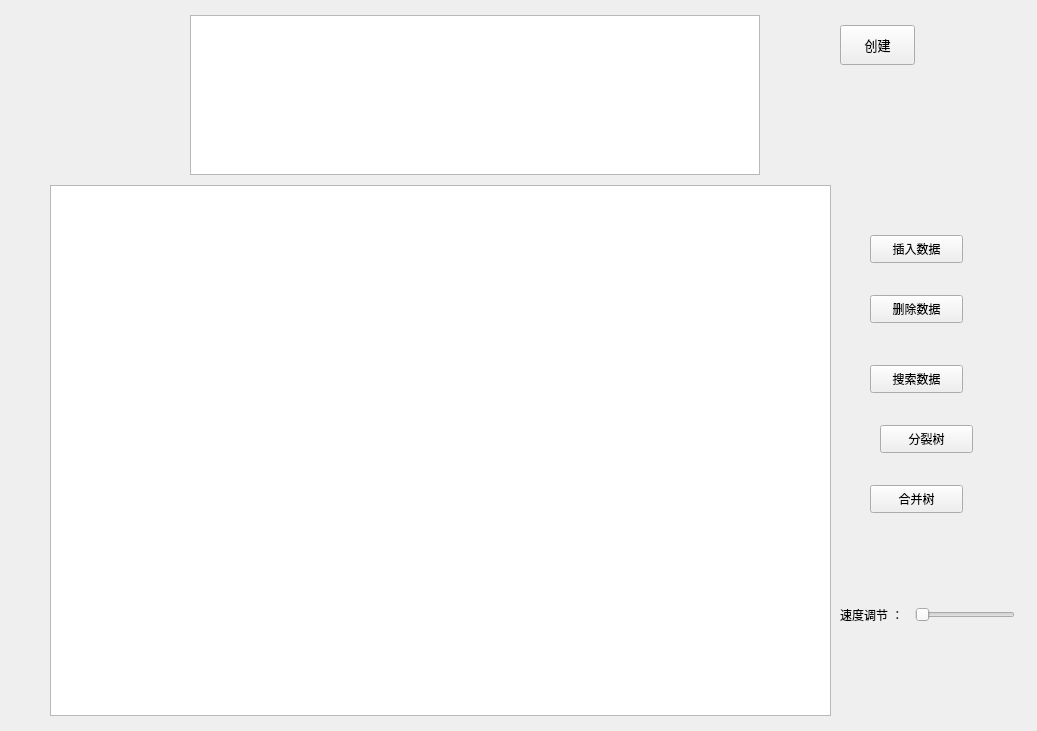
First picture: the form in myavltree.ui, repository bkqkdksdr/QT, before the edit.
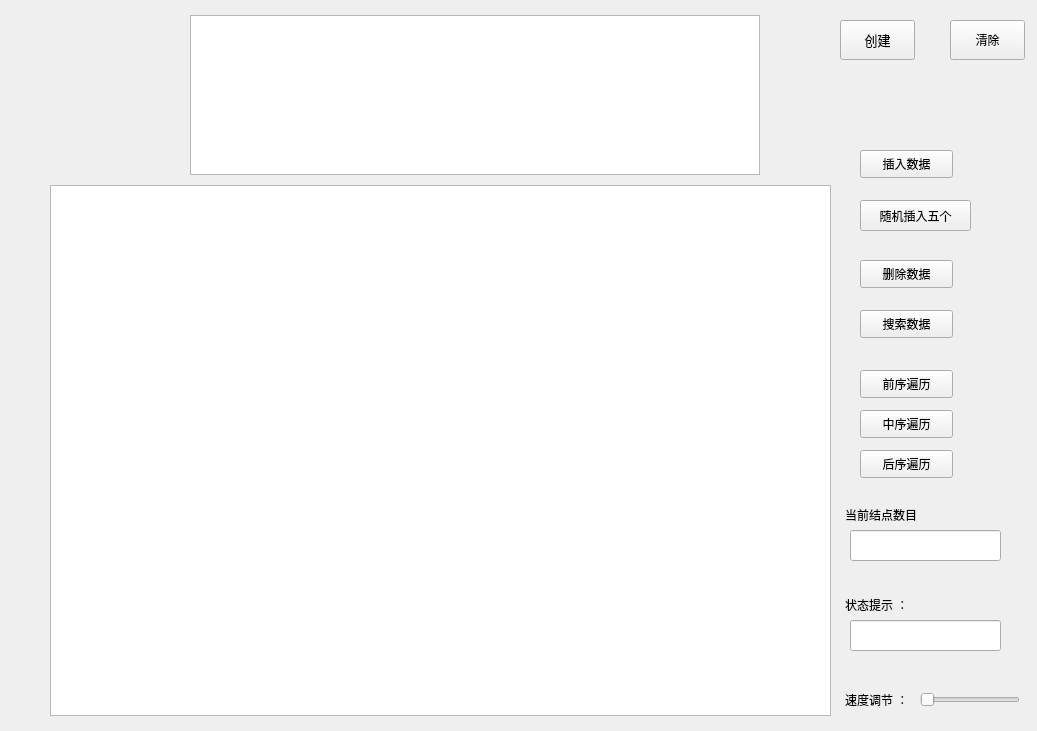
Second picture: the form after the edit.

Diff of the .ui file:
```diff
--- a/myavltree.ui
+++ b/myavltree.ui
@@ -16,8 +16,8 @@
   <widget class="QPushButton" name="deleteNode">
    <property name="geometry">
     <rect>
-     <x>870</x>
-     <y>295</y>
+     <x>860</x>
+     <y>260</y>
      <width>93</width>
      <height>28</height>
     </rect>
@@ -29,8 +29,8 @@
   <widget class="QPushButton" name="searchNode">
    <property name="geometry">
     <rect>
-     <x>870</x>
-     <y>365</y>
+     <x>860</x>
+     <y>310</y>
      <width>93</width>
      <height>28</height>
     </rect>
@@ -53,7 +53,7 @@
    <property name="geometry">
     <rect>
      <x>840</x>
-     <y>25</y>
+     <y>20</y>
      <width>75</width>
      <height>40</height>
     </rect>
@@ -74,33 +74,17 @@
     <string>创建</string>
    </property>
   </widget>
-  <widget class="QSlider" name="horizontalSlider">
+  <widget class="QPushButton" name="addNode5">
    <property name="geometry">
     <rect>
-     <x>915</x>
-     <y>605</y>
-     <width>100</width>
-     <height>20</height>
-    </rect>
-   </property>
-   <property name="mouseTracking">
-    <bool>true</bool>
-   </property>
-   <property name="orientation">
-    <enum>Qt::Horizontal</enum>
-   </property>
-  </widget>
-  <widget class="QPushButton" name="divTree">
-   <property name="geometry">
-    <rect>
-     <x>880</x>
-     <y>425</y>
-     <width>93</width>
-     <height>28</height>
+     <x>860</x>
+     <y>200</y>
+     <width>111</width>
+     <height>31</height>
     </rect>
    </property>
    <property name="text">
-    <string>分裂树</string>
+    <string>随机插入五个</string>
    </property>
   </widget>
   <widget class="QGraphicsView" name="graphicsView">
@@ -116,8 +100,8 @@
   <widget class="QPushButton" name="addNode">
    <property name="geometry">
     <rect>
-     <x>870</x>
-     <y>235</y>
+     <x>860</x>
+     <y>150</y>
      <width>93</width>
      <height>28</height>
     </rect>
@@ -129,21 +113,68 @@
   <widget class="QPushButton" name="mergerTree">
    <property name="geometry">
     <rect>
-     <x>870</x>
-     <y>485</y>
-     <width>93</width>
-     <height>28</height>
+     <x>950</x>
+     <y>20</y>
+     <width>75</width>
+     <height>40</height>
     </rect>
    </property>
    <property name="text">
-    <string>合并树</string>
+    <string>清除</string>
+   </property>
+  </widget>
+  <widget class="QLabel" name="labelState">
+   <property name="geometry">
+    <rect>
+     <x>845</x>
+     <y>590</y>
+     <width>60</width>
+     <height>30</height>
+    </rect>
+   </property>
+   <property name="sizePolicy">
+    <sizepolicy hsizetype="Minimum" vsizetype="Minimum">
+     <horstretch>0</horstretch>
+     <verstretch>0</verstretch>
+    </sizepolicy>
+   </property>
+   <property name="minimumSize">
+    <size>
+     <width>60</width>
+     <height>30</height>
+    </size>
+   </property>
+   <property name="text">
+    <string>状态提示 ：</string>
+   </property>
+  </widget>
+  <widget class="QLineEdit" name="lineEditState">
+   <property name="geometry">
+    <rect>
+     <x>850</x>
+     <y>620</y>
+     <width>151</width>
+     <height>31</height>
+    </rect>
+   </property>
+   <property name="sizePolicy">
+    <sizepolicy hsizetype="Fixed" vsizetype="Fixed">
+     <horstretch>0</horstretch>
+     <verstretch>0</verstretch>
+    </sizepolicy>
+   </property>
+   <property name="minimumSize">
+    <size>
+     <width>60</width>
+     <height>30</height>
+    </size>
    </property>
   </widget>
   <widget class="QLabel" name="labelTimeControl">
    <property name="geometry">
     <rect>
-     <x>840</x>
-     <y>600</y>
+     <x>845</x>
+     <y>685</y>
      <width>75</width>
      <height>30</height>
     </rect>
@@ -164,6 +195,108 @@
     <string>速度调节 ：</string>
    </property>
   </widget>
+  <widget class="QSlider" name="horizontalSlider">
+   <property name="geometry">
+    <rect>
+     <x>920</x>
+     <y>690</y>
+     <width>100</width>
+     <height>20</height>
+    </rect>
+   </property>
+   <property name="mouseTracking">
+    <bool>true</bool>
+   </property>
+   <property name="orientation">
+    <enum>Qt::Horizontal</enum>
+   </property>
+  </widget>
+  <widget class="QLabel" name="labelState_2">
+   <property name="geometry">
+    <rect>
+     <x>845</x>
+     <y>500</y>
+     <width>121</width>
+     <height>30</height>
+    </rect>
+   </property>
+   <property name="sizePolicy">
+    <sizepolicy hsizetype="Minimum" vsizetype="Minimum">
+     <horstretch>0</horstretch>
+     <verstretch>0</verstretch>
+    </sizepolicy>
+   </property>
+   <property name="minimumSize">
+    <size>
+     <width>60</width>
+     <height>30</height>
+    </size>
+   </property>
+   <property name="text">
+    <string>当前结点数目</string>
+   </property>
+  </widget>
+  <widget class="QLineEdit" name="lineCount">
+   <property name="geometry">
+    <rect>
+     <x>850</x>
+     <y>530</y>
+     <width>151</width>
+     <height>31</height>
+    </rect>
+   </property>
+   <property name="sizePolicy">
+    <sizepolicy hsizetype="Fixed" vsizetype="Fixed">
+     <horstretch>0</horstretch>
+     <verstretch>0</verstretch>
+    </sizepolicy>
+   </property>
+   <property name="minimumSize">
+    <size>
+     <width>60</width>
+     <height>30</height>
+    </size>
+   </property>
+  </widget>
+  <widget class="QPushButton" name="PreOrder">
+   <property name="geometry">
+    <rect>
+     <x>860</x>
+     <y>370</y>
+     <width>93</width>
+     <height>28</height>
+    </rect>
+   </property>
+   <property name="text">
+    <string>前序遍历</string>
+   </property>
+  </widget>
+  <widget class="QPushButton" name="InOrder">
+   <property name="geometry">
+    <rect>
+     <x>860</x>
+     <y>410</y>
+     <width>93</width>
+     <height>28</height>
+    </rect>
+   </property>
+   <property name="text">
+    <string>中序遍历</string>
+   </property>
+  </widget>
+  <widget class="QPushButton" name="LastOrder">
+   <property name="geometry">
+    <rect>
+     <x>860</x>
+     <y>450</y>
+     <width>93</width>
+     <height>28</height>
+    </rect>
+   </property>
+   <property name="text">
+    <string>后序遍历</string>
+   </property>
+  </widget>
  </widget>
  <resources/>
  <connections/>
```
Left out of the diff: 2 changed lines with no effect on the pictures.
